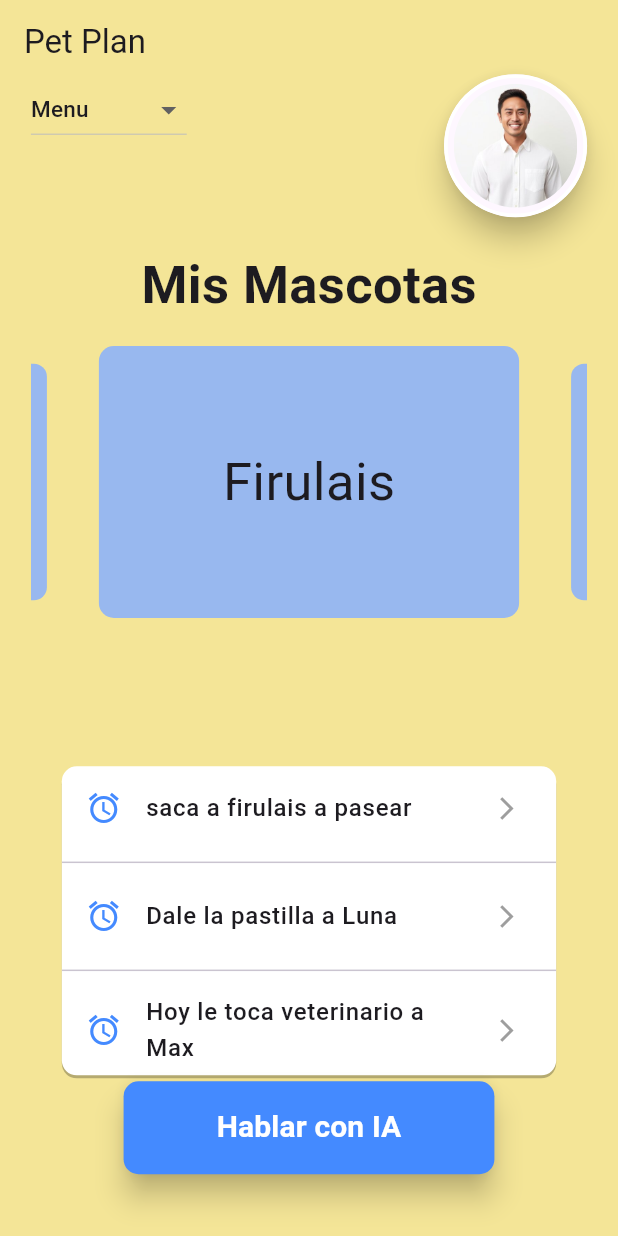
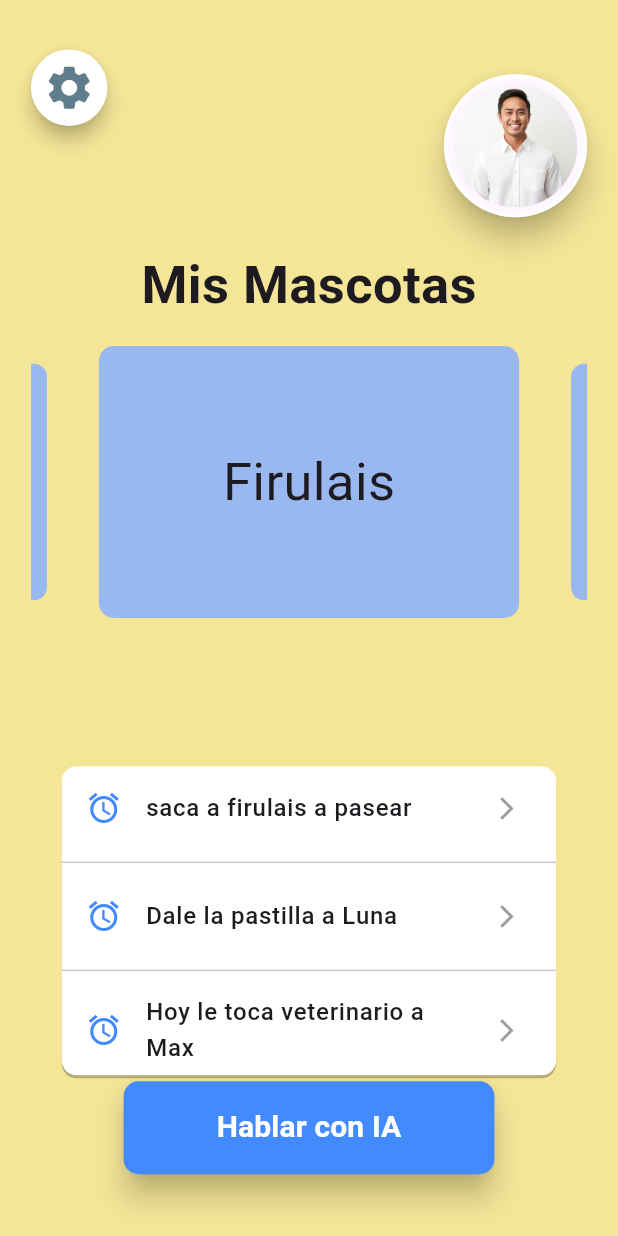
Before and after one commit to ElRisas1/pet_plan_pruebas, a Flutter app: the PantallaPrincipal screen opened directly, on a phone screen of 412 x 824 dp. Run offline on Flutter 3.47's test engine with Material 3 defaults, Android fonts, the phone set to English and light mode, and no system bars; drawn by our look-alikes of carousel_slider; our stand-ins replace google_generative_ai, grouped_list, supabase_flutter; accounts and stored records are empty.

Commit message:
Elimine el DropDown menu e hice un boton de ajustes.

```diff
--- a/lib/pantalla_main.dart
+++ b/lib/pantalla_main.dart
@@ -77,15 +77,27 @@ class _PantallaPrincipalState extends State<PantallaPrincipal> {
     children: [
       // AppBar
       AppBar(
-        title: Text("Pet Plan"),
+        title: Text(""),
         backgroundColor: Color.fromARGB(100, 255, 242, 168),
       ),
 
-      // DROP DOWN MENU //
+      // Boton Ajustes //
       Positioned(
-            top: screenHeight * 0.06,
+            top: screenHeight * 0.04,
             left: screenWidth * 0.05,
-            child: DropdownButton<String>(
+            child: Material(
+              color: Colors.white,
+              shape: const CircleBorder(),
+              elevation: 5,
+              child: IconButton(
+                icon: const Icon(Icons.settings, size: 35, color: Colors.blueGrey),
+                onPressed: (){
+                  Navigator.push(context,
+                    MaterialPageRoute(builder: (context) => const PantallaAjustes(title: '',)),
+                    );
+                })
+            )
+             /** DropdownButton<String>(
               value: selectedItem, // Puede ser nulo, o sea no hay nada seleccionado.
               hint: Text("Selecciona"), // Texto cuando no hay selección
               items: menu.map((item) => DropdownMenuItem<String>(
@@ -93,7 +105,7 @@ class _PantallaPrincipalState extends State<PantallaPrincipal> {
                 child: Text(item, style: TextStyle(fontSize: 15)),
               )).toList(),
               onChanged: onMenuSelected,
-            ),
+            ),*/
           ),
 
       // IMAGEN DE PERFIL - Ubicación en la parte superior derecha
```
